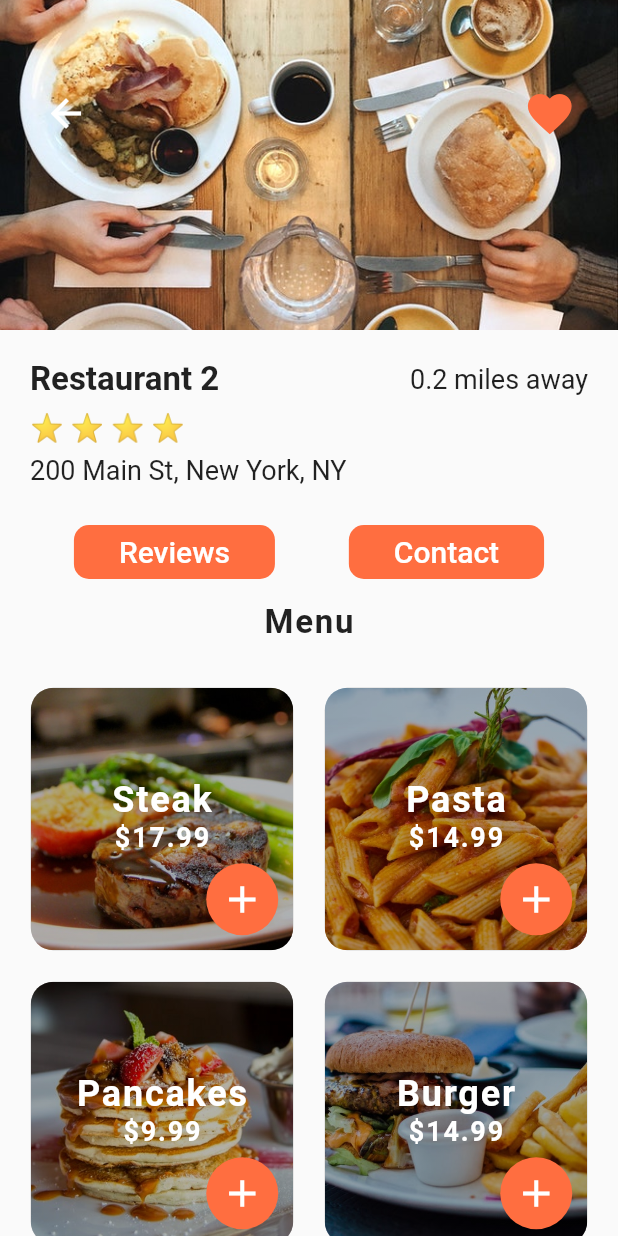
After one commit to vkashegde/food-delivery-app, a Flutter app: the screen it shows after launch, after a tap on "Restaurant 2", on a phone screen of 412 x 824 dp. The commit adds this screen. Run offline on Flutter 3.47's test engine with Material 2 defaults, Android fonts, the phone set to English and light mode, and no system bars.

Commit message:
restaurant screen completed

```diff
--- a/lib/screens/home_screen.dart
+++ b/lib/screens/home_screen.dart
@@ -1,6 +1,7 @@
 import 'package:flutter/material.dart';
 import 'package:flutter_food_delivery_ui/data/data.dart';
 import 'package:flutter_food_delivery_ui/models/restaurant.dart';
+import 'package:flutter_food_delivery_ui/screens/restaurant_screen.dart';
 import 'package:flutter_food_delivery_ui/widgets/rating_stars.dart';
 import 'package:flutter_food_delivery_ui/widgets/recent_orders.dart';
 
@@ -14,7 +15,16 @@ class _HomeScreenState extends State<HomeScreen> {
     List<Widget> restaurantList = [];
     restaurants.forEach((Restaurant restaurant) {
       restaurantList.add(
-        Container(
+        GestureDetector(
+          onTap: () => {
+            Navigator.push(
+              context,
+              MaterialPageRoute(
+                builder: (_) => RestaurantScreen(restaurant: restaurant),
+              ),
+            ),
+          },
+          child: Container(
             margin: EdgeInsets.symmetric(horizontal: 20, vertical: 20),
             decoration: BoxDecoration(
                 color: Colors.white,
@@ -24,11 +34,14 @@ class _HomeScreenState extends State<HomeScreen> {
               children: [
                 ClipRRect(
                   borderRadius: BorderRadius.circular(15),
+                  child: Hero(
+                    tag: restaurant.imageUrl,
                     child: Image(
                       image: AssetImage(restaurant.imageUrl),
                       height: 150,
                       width: 150,
                       fit: BoxFit.cover,
+                    ),
                   ),
                 ),
                 Container(
@@ -39,8 +52,8 @@ class _HomeScreenState extends State<HomeScreen> {
                     children: [
                       Text(
                         restaurant.name,
-                      style:
-                          TextStyle(fontSize: 20, fontWeight: FontWeight.bold),
+                        style: TextStyle(
+                            fontSize: 20, fontWeight: FontWeight.bold),
                         overflow: TextOverflow.ellipsis,
                       ),
                       SizedBox(
@@ -52,8 +65,8 @@ class _HomeScreenState extends State<HomeScreen> {
                       ),
                       Text(
                         restaurant.address,
-                      style:
-                          TextStyle(fontSize: 14, fontWeight: FontWeight.w600),
+                        style: TextStyle(
+                            fontSize: 14, fontWeight: FontWeight.w600),
                         overflow: TextOverflow.ellipsis,
                       ),
                       SizedBox(
@@ -61,14 +74,15 @@ class _HomeScreenState extends State<HomeScreen> {
                       ),
                       Text(
                         '0.2 miles away',
-                      style:
-                          TextStyle(fontSize: 12, fontWeight: FontWeight.w500),
+                        style: TextStyle(
+                            fontSize: 12, fontWeight: FontWeight.w500),
                         overflow: TextOverflow.ellipsis,
                       )
                     ],
                   ),
                 )
               ],
+            ),
           ),
         ),
       );
--- /dev/null
+++ b/lib/screens/restaurant_screen.dart
@@ -0,0 +1,213 @@
+import 'package:flutter/material.dart';
+import 'package:flutter_food_delivery_ui/data/data.dart';
+import 'package:flutter_food_delivery_ui/models/food.dart';
+import 'package:flutter_food_delivery_ui/models/restaurant.dart';
+import 'package:flutter_food_delivery_ui/widgets/rating_stars.dart';
+
+class RestaurantScreen extends StatefulWidget {
+  final Restaurant restaurant;
+  RestaurantScreen({this.restaurant});
+  @override
+  _RestaurantScreenState createState() => _RestaurantScreenState();
+}
+
+class _RestaurantScreenState extends State<RestaurantScreen> {
+  _buildMenuItem(Food menuItem) {
+    return Center(
+      child: Stack(
+        alignment: Alignment.center,
+        children: [
+          Container(
+            height: 175,
+            width: 175,
+            decoration: BoxDecoration(
+              image: DecorationImage(
+                  image: AssetImage(menuItem.imageUrl), fit: BoxFit.cover),
+              borderRadius: BorderRadius.circular(15),
+            ),
+          ),
+          Container(
+            height: 175,
+            width: 175,
+            decoration: BoxDecoration(
+                borderRadius: BorderRadius.circular(15),
+                gradient: LinearGradient(
+                    begin: Alignment.topRight,
+                    end: Alignment.bottomLeft,
+                    colors: [
+                      Colors.black.withOpacity(0.3),
+                      Colors.black87.withOpacity(0.3),
+                      Colors.black54.withOpacity(0.3),
+                      Colors.black38.withOpacity(0.3),
+                    ],
+                    stops: [
+                      0.1,
+                      0.4,
+                      0.6,
+                      0.9
+                    ])),
+          ),
+          Positioned(
+            bottom: 65,
+            child: Column(
+              children: [
+                Text(
+                  menuItem.name,
+                  style: TextStyle(
+                      color: Colors.white,
+                      fontSize: 24,
+                      fontWeight: FontWeight.bold,
+                      letterSpacing: 1.2),
+                ),
+                Text(
+                  '\$${menuItem.price}',
+                  style: TextStyle(
+                      color: Colors.white,
+                      fontSize: 18,
+                      fontWeight: FontWeight.bold,
+                      letterSpacing: 1.2),
+                )
+              ],
+            ),
+          ),
+          Positioned(
+            bottom: 10,
+            right: 10,
+            child: Container(
+              width: 48,
+              decoration: BoxDecoration(
+                  color: Theme.of(context).primaryColor,
+                  borderRadius: BorderRadius.circular(30)),
+              child: IconButton(
+                onPressed: () {},
+                icon: Icon(Icons.add),
+                iconSize: 30,
+                color: Colors.white,
+              ),
+            ),
+          )
+        ],
+      ),
+    );
+  }
+
+  @override
+  Widget build(BuildContext context) {
+    return Scaffold(
+        body: Column(
+      children: <Widget>[
+        Stack(
+          children: <Widget>[
+            Hero(
+              tag: widget.restaurant.imageUrl,
+              child: Image(
+                  height: 220,
+                  width: MediaQuery.of(context).size.width,
+                  fit: BoxFit.cover,
+                  image: AssetImage(widget.restaurant.imageUrl)),
+            ),
+            Padding(
+              padding: EdgeInsets.symmetric(horizontal: 20, vertical: 50),
+              child: Row(
+                mainAxisAlignment: MainAxisAlignment.spaceBetween,
+                children: [
+                  IconButton(
+                      icon: Icon(Icons.arrow_back),
+                      color: Colors.white,
+                      iconSize: 30,
+                      onPressed: () {
+                        Navigator.pop(context);
+                      }),
+                  IconButton(
+                      icon: Icon(Icons.favorite),
+                      color: Theme.of(context).primaryColor,
+                      iconSize: 35,
+                      onPressed: () {})
+                ],
+              ),
+            ),
+          ],
+        ),
+        Padding(
+          padding: EdgeInsets.all(20),
+          child: Column(
+            crossAxisAlignment: CrossAxisAlignment.start,
+            children: [
+              Row(
+                mainAxisAlignment: MainAxisAlignment.spaceBetween,
+                children: [
+                  Text(
+                    widget.restaurant.name,
+                    style: TextStyle(fontSize: 22, fontWeight: FontWeight.w600),
+                  ),
+                  Text('0.2 miles away', style: TextStyle(fontSize: 18)),
+                ],
+              ),
+              SizedBox(
+                height: 8,
+              ),
+              RatingStars(widget.restaurant.rating),
+              SizedBox(
+                height: 8,
+              ),
+              Text(
+                widget.restaurant.address,
+                style: TextStyle(fontSize: 18),
+              ),
+            ],
+          ),
+        ),
+        Row(
+          mainAxisAlignment: MainAxisAlignment.spaceEvenly,
+          children: [
+            FlatButton(
+              padding: EdgeInsets.symmetric(horizontal: 30),
+              color: Theme.of(context).primaryColor,
+              shape: RoundedRectangleBorder(
+                  borderRadius: BorderRadius.circular(10)),
+              child: Text(
+                'Reviews',
+                style: TextStyle(fontSize: 20, color: Colors.white),
+              ),
+              onPressed: () {},
+            ),
+            FlatButton(
+              padding: EdgeInsets.symmetric(horizontal: 30),
+              color: Theme.of(context).primaryColor,
+              shape: RoundedRectangleBorder(
+                  borderRadius: BorderRadius.circular(10)),
+              child: Text(
+                'Contact',
+                style: TextStyle(fontSize: 20, color: Colors.white),
+              ),
+              onPressed: () {},
+            )
+          ],
+        ),
+        SizedBox(
+          height: 10,
+        ),
+        Center(
+          child: Text(
+            'Menu',
+            style: TextStyle(
+                fontSize: 22, fontWeight: FontWeight.w600, letterSpacing: 1.2),
+          ),
+        ),
+        SizedBox(
+          height: 10,
+        ),
+        Expanded(
+          child: GridView.count(
+            padding: EdgeInsets.all(10),
+            crossAxisCount: 2,
+            children: List.generate(widget.restaurant.menu.length, (index) {
+              Food food = widget.restaurant.menu[index];
+              return _buildMenuItem(food);
+            }),
+          ),
+        )
+      ],
+    ));
+  }
+}
```
Also changed, not shown: pubspec.lock. Lines whose indentation alone changed are shown as unchanged.
